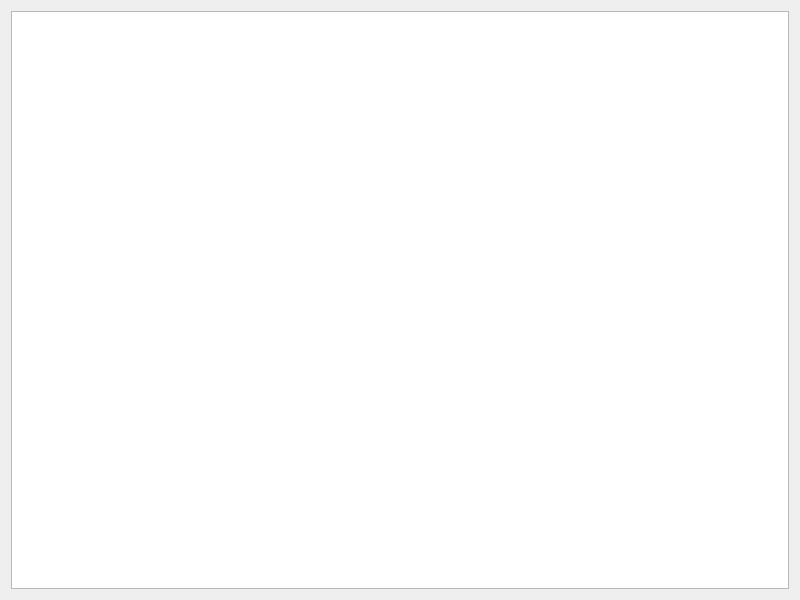
Old version of the form asrclient.ui in the repository ZefengWang/AsrClient.
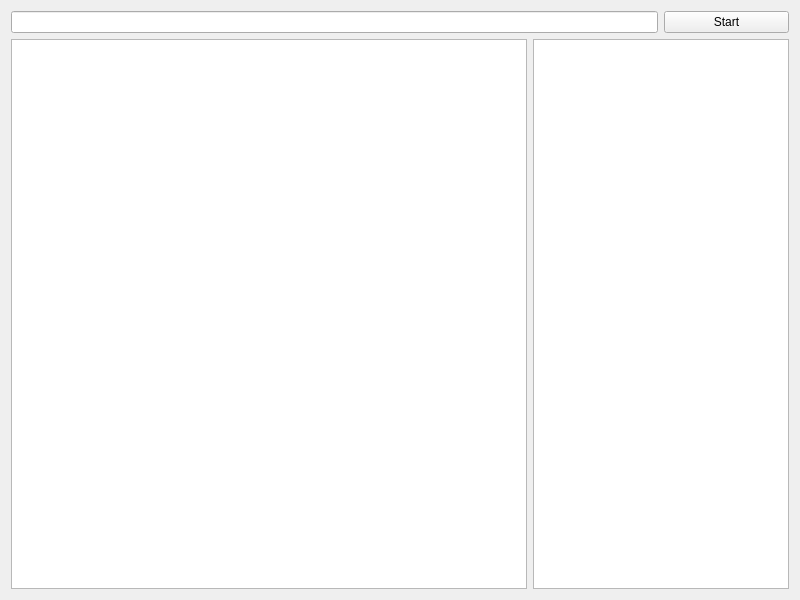
New version of the form.

Diff of the .ui file:
```diff
--- a/asrclient.ui
+++ b/asrclient.ui
@@ -14,8 +14,41 @@
    <string>AsrClient</string>
   </property>
   <layout class="QGridLayout" name="gridLayout">
-   <item row="0" column="0">
-    <widget class="QTextEdit" name="textEdit">
+   <item row="2" column="0">
+    <widget class="QTextEdit" name="asrText">
+     <property name="readOnly">
+      <bool>true</bool>
+     </property>
+    </widget>
+   </item>
+   <item row="2" column="1" colspan="2">
+    <widget class="QTextEdit" name="jsonText">
+     <property name="readOnly">
+      <bool>true</bool>
+     </property>
+    </widget>
+   </item>
+   <item row="1" column="2">
+    <widget class="QPushButton" name="start">
+     <property name="text">
+      <string>Start</string>
+     </property>
+     <property name="checkable">
+      <bool>true</bool>
+     </property>
+     <property name="autoDefault">
+      <bool>false</bool>
+     </property>
+     <property name="default">
+      <bool>false</bool>
+     </property>
+     <property name="flat">
+      <bool>false</bool>
+     </property>
+    </widget>
+   </item>
+   <item row="1" column="0" colspan="2">
+    <widget class="QLineEdit" name="rtText">
      <property name="readOnly">
       <bool>true</bool>
      </property>
```
